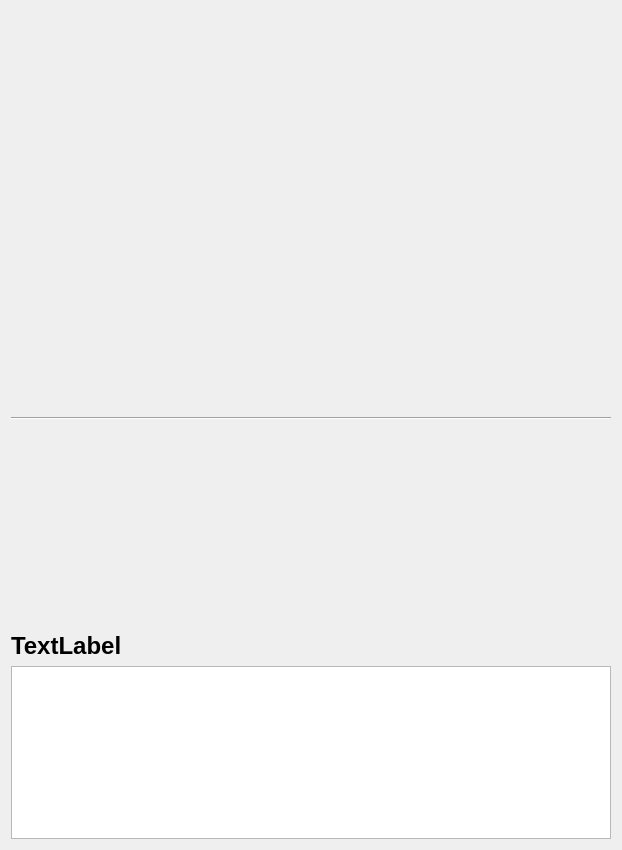
Old version of the form Src/cammerwidget.ui in the repository GTMHS/showQImage.
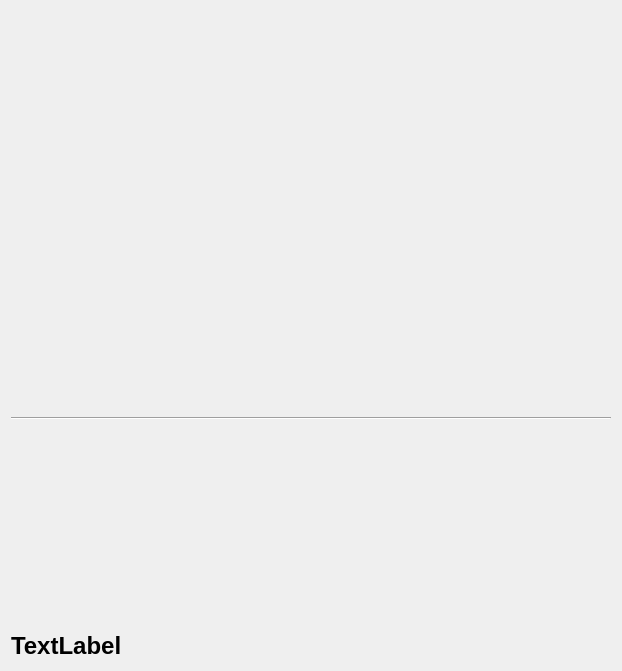
New version of the form.

Commit message: 修改了摄像头界面的大小和显示的图示的大小 目前是可以运行的

```diff
--- a/Src/cammerwidget.ui
+++ b/Src/cammerwidget.ui
@@ -7,7 +7,7 @@
     <x>0</x>
     <y>0</y>
     <width>618</width>
-    <height>850</height>
+    <height>663</height>
    </rect>
   </property>
   <property name="font">
@@ -20,7 +20,7 @@
   <property name="windowTitle">
    <string>CammerWidget</string>
   </property>
-  <layout class="QVBoxLayout" name="verticalLayout">
+  <layout class="QVBoxLayout" name="verticalLayout" stretch="4,2,1,0">
    <item>
     <widget class="QLabel" name="label">
      <property name="minimumSize">
@@ -85,19 +85,6 @@
      </property>
     </widget>
    </item>
-   <item>
-    <widget class="QTextEdit" name="textEdit">
-     <property name="enabled">
-      <bool>true</bool>
-     </property>
-     <property name="autoFillBackground">
-      <bool>false</bool>
-     </property>
-     <property name="readOnly">
-      <bool>true</bool>
-     </property>
-    </widget>
-   </item>
   </layout>
  </widget>
  <layoutdefault spacing="6" margin="11"/>
```
Left out of the diff: 8 changed lines with no effect on the pictures. The commit also changes 4 other files.
